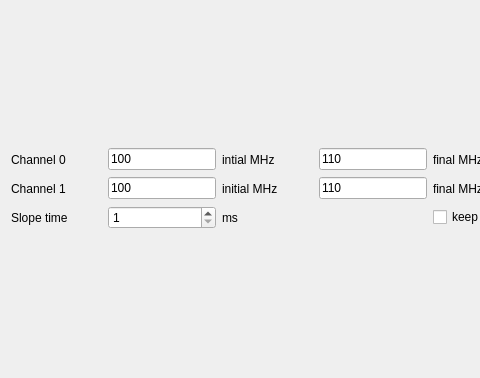
Old version of the form user_devices/SpectrumAWG/DDSslope_blacs_widget.ui in the repository florydberg/userlib; both pictures show x 0 to 480 and y 0 to 378 of the 827 by 378 pixel window.
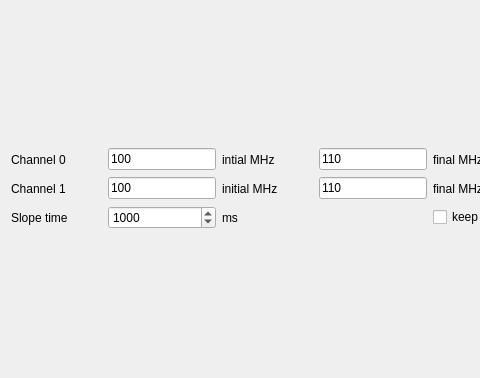
New version of the form.

The edit to the form file:
```diff
--- a/user_devices/SpectrumAWG/DDSslope_blacs_widget.ui
+++ b/user_devices/SpectrumAWG/DDSslope_blacs_widget.ui
@@ -188,6 +188,9 @@
            <property name="maximum">
             <number>999999</number>
            </property>
+           <property name="value">
+            <number>1000</number>
+           </property>
           </widget>
          </item>
          <item row="0" column="3">
```
Left out of the diff: 9 changed lines with no effect on the pictures.
